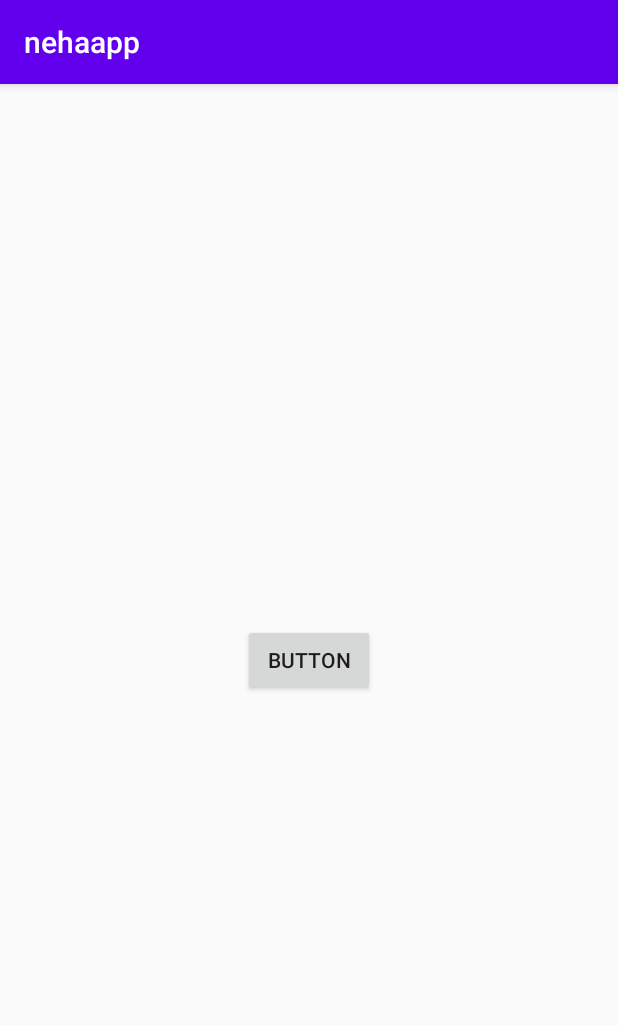
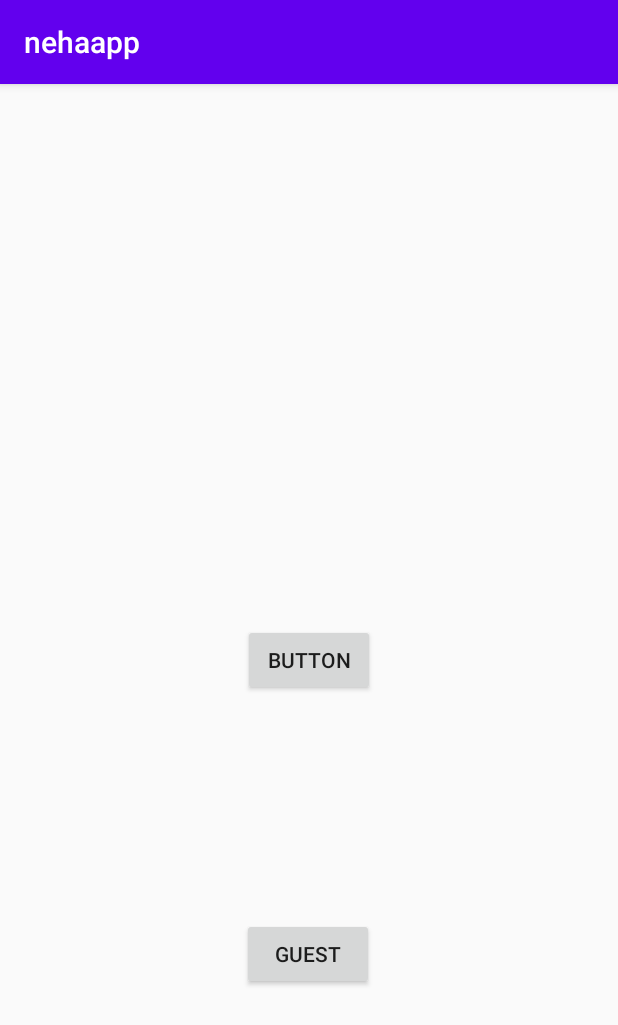
Before and after one commit to nehadeosthali/Nehaapp, an Android app: the screen it shows after launch (LoginActivity), on a phone screen of 412 x 824 dp. Shown: the top 1025 px of the screen. Run offline under Robolectric (Android 15) with nearby library versions, the phone set to English and light mode, and no system bars; our stand-ins replace Firebase (no records; nobody signed in at launch, a user with empty details on screens opened directly); libraries missing offline, so code that uses them is left out: com.firebase.ui.

Commit message:
added method

```diff
--- a/app/src/main/java/com/example/nehaapp/LoginActivity.java
+++ b/app/src/main/java/com/example/nehaapp/LoginActivity.java
@@ -49,6 +49,8 @@ public class LoginActivity extends AppCompatActivity implements View.OnClickList
     private String notificationToken="dummyToken";
     private FirebaseUser user;
     private DatabaseReference databaseReference;
+    //private Button next;
+    //private Button guest;
 
 
     @Override
@@ -57,10 +59,14 @@ public class LoginActivity extends AppCompatActivity implements View.OnClickList
         setContentView(R.layout.login_screen);
 
         loginbutton = findViewById(R.id.loginbutton);
+
         loginbutton.setOnClickListener(this);
 
         mAuth = FirebaseAuth.getInstance();
         user = mAuth.getCurrentUser();
+
+
+
 
 
         // Configure sign-in to request the user's ID, email address, and basic
@@ -75,6 +81,17 @@ public class LoginActivity extends AppCompatActivity implements View.OnClickList
         // Check for existing Google Sign In account, if the user is already signed in
 // the GoogleSignInAccount will be non-null.
         account = GoogleSignIn.getLastSignedInAccount(this);
+
+
+        //ADDED!!!
+        Button next = (Button) findViewById(R.id.Guest);
+        next.setOnClickListener(new View.OnClickListener() {
+            public void onClick(View view) {
+                Intent myIntent = new Intent(view.getContext(), MainActivity.class);
+                startActivity(myIntent);
+            }
+
+        });
 
     }
 
@@ -253,5 +270,4 @@ public class LoginActivity extends AppCompatActivity implements View.OnClickList
             }
         });
     }
-
-}
+    }
--- a/app/src/main/res/layout/login_screen.xml
+++ b/app/src/main/res/layout/login_screen.xml
@@ -16,4 +16,16 @@
         app:layout_constraintTop_toTopOf="parent"
         app:layout_constraintBottom_toBottomOf="parent"
         tools:layout_editor_absoluteX="166dp" />
+
+    <Button
+        android:id="@+id/Guest"
+        android:layout_width="wrap_content"
+        android:layout_height="wrap_content"
+        android:layout_marginBottom="16dp"
+        android:text="Guest"
+        app:layout_constraintBottom_toBottomOf="parent"
+        app:layout_constraintEnd_toEndOf="parent"
+        app:layout_constraintHorizontal_bias="0.498"
+        app:layout_constraintStart_toStartOf="parent"
+        app:layout_constraintTop_toBottomOf="@+id/loginbutton" />
 </androidx.constraintlayout.widget.ConstraintLayout>
```
